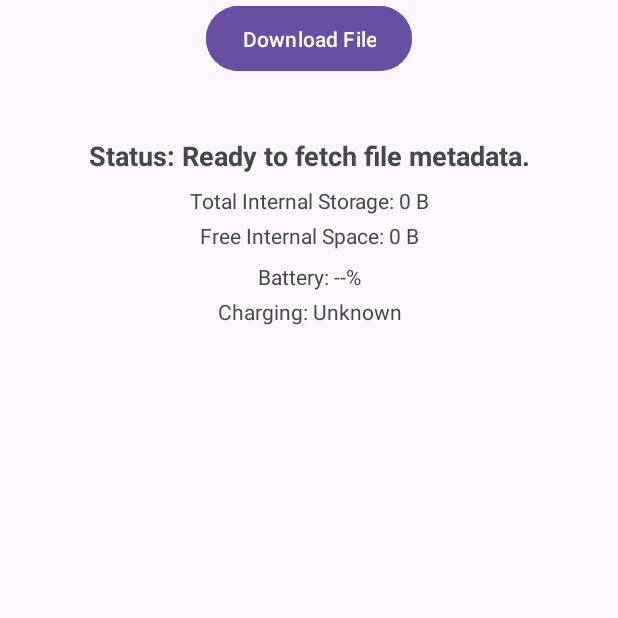
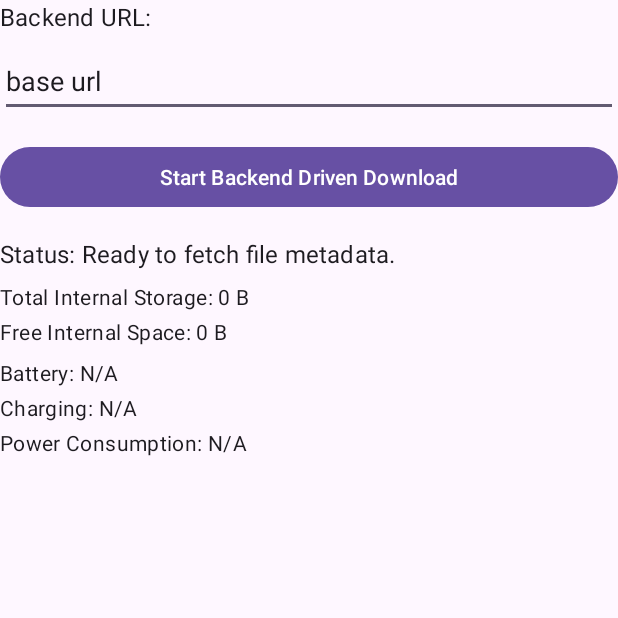
Before and after one commit to mat-in/filedownloaderapp, an Android app: the screen it shows after launch (MainActivity), on a phone screen of 412 x 824 dp, the top half of it. Run offline under Robolectric (Android 15) with nearby library versions, the phone set to English and light mode, and no system bars; our stand-ins replace Dagger/Hilt's generated code; 1 statement that could not run was skipped.

Commit message:
added edit text for base url

```diff
--- a/app/src/main/java/io/matin/filedownloader/viewmodel/FileViewModel.kt
+++ b/app/src/main/java/io/matin/filedownloader/viewmodel/FileViewModel.kt
@@ -22,6 +22,7 @@ import android.util.Log
 import androidx.lifecycle.asFlow
 import io.matin.filedownloader.repo.FileDownloadRepository
 import kotlinx.coroutines.Dispatchers
+import kotlinx.coroutines.flow.collectLatest // Import collectLatest
 
 @HiltViewModel
 class FileViewModel @Inject constructor(
@@ -33,6 +34,25 @@ class FileViewModel @Inject constructor(
     val downloadStatus: StateFlow<DownloadStatus> = _downloadStatus.asStateFlow()
 
     private val _isDownloadingQueueActive = MutableStateFlow(false)
+
+    // New: MutableStateFlow for the base URL
+    private val _baseUrl = MutableStateFlow("")
+    val baseUrl: StateFlow<String> = _baseUrl.asStateFlow()
+
+    init {
+        // Observe _baseUrl changes and pass to repository
+        viewModelScope.launch {
+            _baseUrl.collectLatest { url ->
+                Log.d("FileViewModel", "Base URL updated in ViewModel: $url")
+                fileDownloadRepository.setBaseUrl(url)
+            }
+        }
+    }
+
+    // New: Function to set the base URL
+    fun setBaseUrl(url: String) {
+        _baseUrl.value = url
+    }
 
     sealed class DownloadStatus {
         object Idle : DownloadStatus()
@@ -48,6 +68,14 @@ class FileViewModel @Inject constructor(
 
     fun startBackendDrivenDownload() {
         viewModelScope.launch(Dispatchers.IO) {
+            // Ensure a URL is set before starting
+            if (_baseUrl.value.isBlank()) {
+                Log.e("FileViewModel", "Cannot start download: Base URL is not set.")
+                _downloadStatus.value = DownloadStatus.Failed("Backend URL not set. Please enter a URL.")
+                _isDownloadingQueueActive.value = false
+                return@launch
+            }
+
             if (_isDownloadingQueueActive.compareAndSet(false, true)) {
                 Log.d("FileViewModel", "Starting backend-driven download queue.")
                 fetchAndEnqueueNextFile()
@@ -78,7 +106,7 @@ class FileViewModel @Inject constructor(
                     Log.e("FileViewModel", "Failed to fetch file metadata: $errorMessage", throwable)
                     _downloadStatus.value = DownloadStatus.Failed(errorMessage)
                 }
-                _isDownloadingQueueActive.value = false
+                _isDownloadingQueueActive.value = false // Reset queue status on completion or failure
             }
         }
     }
@@ -88,6 +116,8 @@ class FileViewModel @Inject constructor(
             .putString(DownloadWorker.KEY_FILE_NAME, fileName)
             .putLong(DownloadWorker.KEY_FILE_LENGTH, fileLength)
             .putString(DownloadWorker.KEY_CHECKSUM, checkSum)
+            // Pass the current base URL to the worker
+            .putString(DownloadWorker.KEY_BASE_URL, _baseUrl.value)
             .build()
 
         val constraints = Constraints.Builder()
--- a/app/src/main/res/layout/activity_main.xml
+++ b/app/src/main/res/layout/activity_main.xml
@@ -1,87 +1,110 @@
 <?xml version="1.0" encoding="utf-8"?>
-<LinearLayout xmlns:android="http://schemas.android.com/apk/res/android"
+<androidx.constraintlayout.widget.ConstraintLayout xmlns:android="http://schemas.android.com/apk/res/android"
     xmlns:app="http://schemas.android.com/apk/res-auto"
     xmlns:tools="http://schemas.android.com/tools"
     android:id="@+id/main"
     android:layout_width="match_parent"
     android:layout_height="match_parent"
-    android:orientation="vertical"
     android:padding="16dp"
-    android:gravity="center_horizontal"
     tools:context=".MainActivity">
 
+    <TextView
+        android:id="@+id/urlLabel"
+        android:layout_width="wrap_content"
+        android:layout_height="wrap_content"
+        android:text="Backend URL:"
+        android:textAppearance="?attr/textAppearanceSubtitle1"
+        app:layout_constraintStart_toStartOf="parent"
+        app:layout_constraintTop_toTopOf="parent" />
+
+    <EditText
+        android:id="@+id/urlEditText"
+        android:layout_width="0dp"
+        android:layout_height="wrap_content"
+        android:hint="e.g., http://192.168.1.7:8080"
+        android:inputType="textUri"
+        android:minHeight="48dp"
+        android:layout_marginTop="8dp"
+        app:layout_constraintEnd_toEndOf="parent"
+        app:layout_constraintStart_toStartOf="parent"
+        app:layout_constraintTop_toBottomOf="@+id/urlLabel"
+        android:autofillHints="url"
+        android:text="base url" />
 
     <Button
         android:id="@+id/downloadButton"
-        android:layout_width="wrap_content"
+        android:layout_width="0dp"
         android:layout_height="wrap_content"
-        android:text="Download File"
-        android:paddingLeft="24dp"
-        android:paddingRight="24dp"
-        android:paddingTop="12dp"
-        android:paddingBottom="12dp"
-        android:backgroundTint="?attr/colorPrimary"
-        android:textColor="@android:color/white"
-        android:layout_marginBottom="16dp"/>
+        android:text="Start Backend Driven Download"
+        android:layout_marginTop="16dp"
+        app:layout_constraintEnd_toEndOf="parent"
+        app:layout_constraintStart_toStartOf="parent"
+        app:layout_constraintTop_toBottomOf="@+id/urlEditText" />
 
     <TextView
         android:id="@+id/statusTextView"
-        android:layout_width="match_parent"
+        android:layout_width="0dp"
         android:layout_height="wrap_content"
+        android:layout_marginTop="16dp"
         android:text="Status: Idle"
-        android:textAlignment="center"
-        android:textSize="18sp"
-        android:textStyle="bold"
-        android:layout_marginTop="24dp"/>
+        android:textAppearance="?attr/textAppearanceSubtitle1"
+        app:layout_constraintEnd_toEndOf="parent"
+        app:layout_constraintStart_toStartOf="parent"
+        app:layout_constraintTop_toBottomOf="@+id/downloadButton" />
 
     <TextView
         android:id="@+id/totalStorageTextView"
-        android:layout_width="match_parent"
+        android:layout_width="0dp"
         android:layout_height="wrap_content"
-        android:text="Total Storage: Calculating..."
-        android:textAlignment="center"
-        android:textSize="14sp"
-        android:layout_marginTop="8dp"/>
+        android:layout_marginTop="8dp"
+        android:text="Total Internal Storage: N/A"
+        android:textAppearance="?attr/textAppearanceBody2"
+        app:layout_constraintEnd_toEndOf="parent"
+        app:layout_constraintStart_toStartOf="parent"
+        app:layout_constraintTop_toBottomOf="@+id/statusTextView" />
 
     <TextView
         android:id="@+id/freeSpaceTextView"
-        android:layout_width="match_parent"
+        android:layout_width="0dp"
         android:layout_height="wrap_content"
-        android:text="Free Space: Calculating..."
-        android:textAlignment="center"
-        android:textSize="14sp"
-        android:layout_marginTop="4dp"/>
+        android:layout_marginTop="4dp"
+        android:text="Free Internal Space: N/A"
+        android:textAppearance="?attr/textAppearanceBody2"
+        app:layout_constraintEnd_toEndOf="parent"
+        app:layout_constraintStart_toStartOf="parent"
+        app:layout_constraintTop_toBottomOf="@+id/totalStorageTextView" />
 
     <TextView
         android:id="@+id/batteryPercentageTextView"
-        android:layout_width="match_parent"
+        android:layout_width="0dp"
         android:layout_height="wrap_content"
-        android:text="Battery: --%"
-        android:textAlignment="center"
-        android:textSize="14sp"
-        android:layout_marginTop="8dp"/>
+        android:layout_marginTop="8dp"
+        android:text="Battery: N/A"
+        android:textAppearance="?attr/textAppearanceBody2"
+        app:layout_constraintEnd_toEndOf="parent"
+        app:layout_constraintStart_toStartOf="parent"
+        app:layout_constraintTop_toBottomOf="@+id/freeSpaceTextView" />
 
     <TextView
         android:id="@+id/chargingStatusTextView"
-        android:layout_width="match_parent"
+        android:layout_width="0dp"
         android:layout_height="wrap_content"
-        android:text="Charging: Unknown"
-        android:textAlignment="center"
-        android:textSize="14sp"
-        android:layout_marginTop="4dp"/>
+        android:layout_marginTop="4dp"
+        android:text="Charging: N/A"
+        android:textAppearance="?attr/textAppearanceBody2"
+        app:layout_constraintEnd_toEndOf="parent"
+        app:layout_constraintStart_toStartOf="parent"
+        app:layout_constraintTop_toBottomOf="@+id/batteryPercentageTextView" />
 
     <TextView
         android:id="@+id/powerConsumptionTextView"
         android:layout_width="0dp"
         android:layout_height="wrap_content"
-        android:layout_marginStart="16dp"
-        android:layout_marginTop="24dp"
-        android:layout_marginEnd="16dp"
-        android:text="Last File Power Consumption: N/A"
-        android:textSize="16sp"
-        android:textStyle="italic"
+        android:layout_marginTop="4dp"
+        android:text="Power Consumption: N/A"
+        android:textAppearance="?attr/textAppearanceBody2"
         app:layout_constraintEnd_toEndOf="parent"
         app:layout_constraintStart_toStartOf="parent"
         app:layout_constraintTop_toBottomOf="@+id/chargingStatusTextView" />
 
-</LinearLayout>
+</androidx.constraintlayout.widget.ConstraintLayout>
```
Also changed, not shown: app/src/main/java/io/matin/filedownloader/MainActivity.kt (+38 -7 lines), app/src/main/java/io/matin/filedownloader/repo/FileDownloadRepository.kt (+32 -11 lines), app/src/main/java/io/matin/filedownloader/workers/DownloadWorker.kt (+22 -15 lines).
